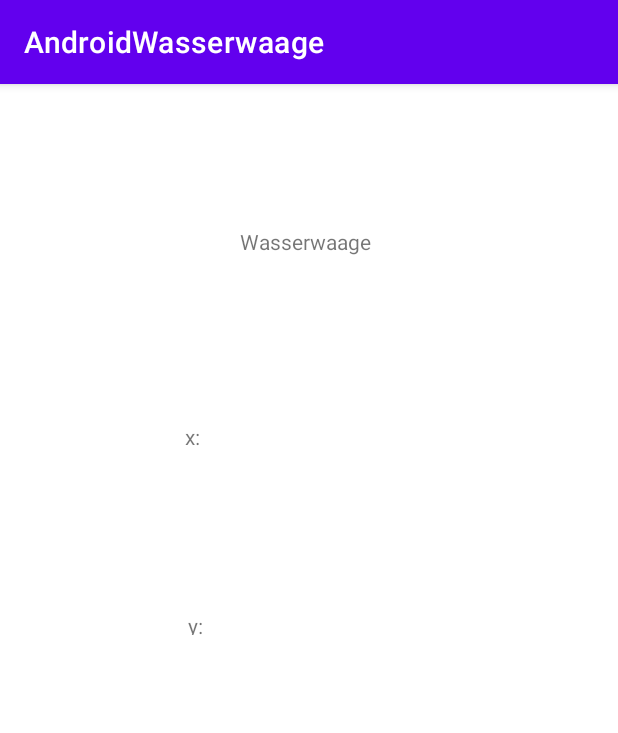
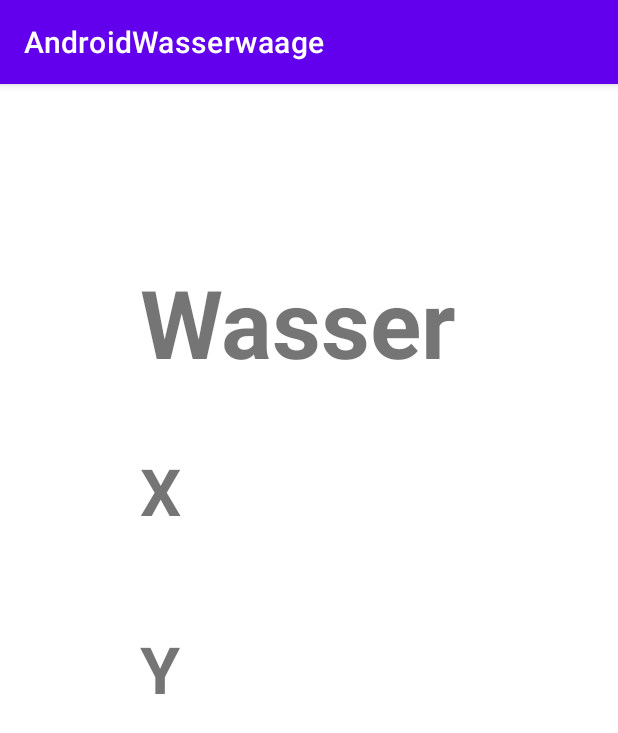
Before and after one commit to adamalayangit/AndroidWasserwaageUek335, an Android app: the screen it shows after launch (MainActivity), on a phone screen of 412 x 824 dp. Shown: the top 733 px of the screen. Run offline under Robolectric (Android 15) with nearby library versions, the phone set to English and light mode, and no system bars.

Commit message:
update UI styling

```diff
--- a/app/src/main/res/layout/activity_main.xml
+++ b/app/src/main/res/layout/activity_main.xml
@@ -8,59 +8,69 @@
 
     <TextView
         android:id="@+id/textView4"
-        android:layout_width="188dp"
-        android:layout_height="51dp"
-        android:text="Wasserwaage"
+        android:layout_width="250dp"
+        android:layout_height="75dp"
+        android:text="@string/title"
+        android:textSize="95px"
+        android:textStyle="bold"
         app:layout_constraintBottom_toBottomOf="parent"
         app:layout_constraintEnd_toEndOf="parent"
-        app:layout_constraintHorizontal_bias="0.713"
+        app:layout_constraintHorizontal_bias="0.577"
         app:layout_constraintStart_toStartOf="parent"
         app:layout_constraintTop_toTopOf="parent"
-        app:layout_constraintVertical_bias="0.133" />
+        app:layout_constraintVertical_bias="0.167" />
 
     <TextView
         android:id="@+id/textView5"
-        android:layout_width="163dp"
-        android:layout_height="18dp"
-        android:text="x:"
+        android:layout_width="100dp"
+        android:layout_height="100dp"
+        android:text="@string/x"
+        android:textStyle="bold"
+        android:textSize="65px"
         app:layout_constraintBottom_toBottomOf="parent"
         app:layout_constraintEnd_toEndOf="parent"
-        app:layout_constraintHorizontal_bias="0.497"
+        app:layout_constraintHorizontal_bias="0.299"
         app:layout_constraintStart_toStartOf="parent"
         app:layout_constraintTop_toTopOf="parent"
-        app:layout_constraintVertical_bias="0.3" />
+        app:layout_constraintVertical_bias="0.362" />
 
     <TextView
         android:id="@+id/x"
-        android:layout_width="163dp"
-        android:layout_height="18dp"
+        android:layout_width="100dp"
+        android:layout_height="100dp"
+        android:textStyle="bold"
+        android:textSize="65px"
         app:layout_constraintBottom_toBottomOf="parent"
         app:layout_constraintEnd_toEndOf="parent"
-        app:layout_constraintHorizontal_bias="0.495"
+        app:layout_constraintHorizontal_bias="0.691"
         app:layout_constraintStart_toStartOf="parent"
         app:layout_constraintTop_toTopOf="parent"
-        app:layout_constraintVertical_bias="0.342" />
+        app:layout_constraintVertical_bias="0.362" />
 
     <TextView
         android:id="@+id/textView6"
-        android:layout_width="160dp"
-        android:layout_height="16dp"
-        android:text="y:"
+        android:layout_width="100dp"
+        android:layout_height="100dp"
+        android:text="@string/y"
+        android:textStyle="bold"
+        android:textSize="65px"
         app:layout_constraintBottom_toBottomOf="parent"
         app:layout_constraintEnd_toEndOf="parent"
-        app:layout_constraintHorizontal_bias="0.498"
+        app:layout_constraintHorizontal_bias="0.299"
         app:layout_constraintStart_toStartOf="parent"
         app:layout_constraintTop_toTopOf="parent"
-        app:layout_constraintVertical_bias="0.467" />
+        app:layout_constraintVertical_bias="0.54" />
 
     <TextView
         android:id="@+id/y"
-        android:layout_width="163dp"
-        android:layout_height="18dp"
+        android:layout_width="100dp"
+        android:layout_height="100dp"
+        android:textStyle="bold"
+        android:textSize="65px"
         app:layout_constraintBottom_toBottomOf="parent"
         app:layout_constraintEnd_toEndOf="parent"
-        app:layout_constraintHorizontal_bias="0.491"
+        app:layout_constraintHorizontal_bias="0.691"
         app:layout_constraintStart_toStartOf="parent"
         app:layout_constraintTop_toTopOf="parent"
-        app:layout_constraintVertical_bias="0.499" />
+        app:layout_constraintVertical_bias="0.54" />
 </androidx.constraintlayout.widget.ConstraintLayout>
--- a/app/src/main/res/values/strings.xml
+++ b/app/src/main/res/values/strings.xml
@@ -1,3 +1,6 @@
 <resources>
     <string name="app_name">AndroidWasserwaage</string>
+    <string name="title">Wasserwaage</string>
+    <string name="x">X</string>
+    <string name="y">Y</string>
 </resources>
```
